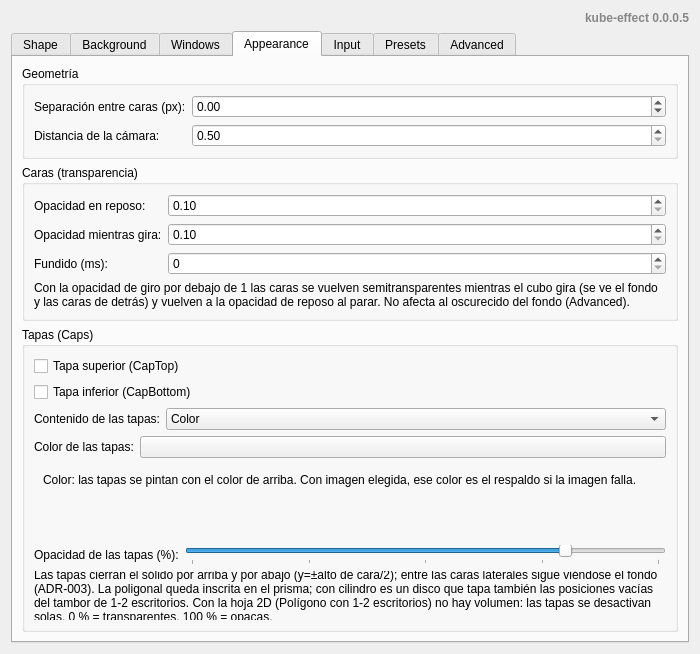
Before: the Qt Designer form package/contents/ui/config.ui in CesarGuzmanLopez/kube-effect, drawn with Qt 5.
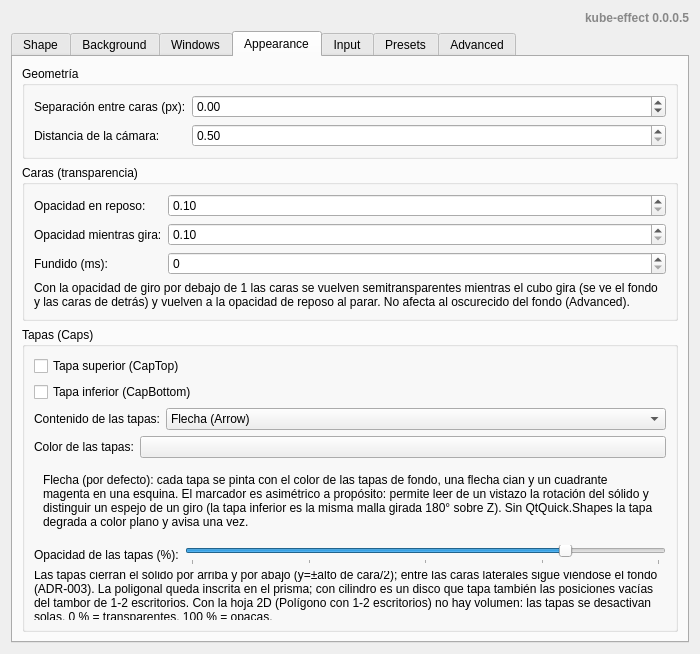
After: the same form once the commit is applied. The open tabs and pages were chosen to show the change. Custom widgets are drawn as their Qt base class.

Commit message: fix(caps): la tapa inferior giraba medio tick y quedaba sin marcador

Diff of the .ui file:
```diff
--- a/package/contents/ui/config.ui
+++ b/package/contents/ui/config.ui
@@ -602,6 +602,9 @@
                                                 <item row="0" column="1">
                                                     <!-- Items in main.xml order: Color=0, Gradient=1, Image=2. -->
                                                     <widget class="QComboBox" name="kcfg_CapContent">
+                                                        <property name="currentIndex">
+                                                            <number>3</number>
+                                                        </property>
                                                         <item>
                                                             <property name="text">
                                                                 <string>Color</string>
@@ -617,6 +620,11 @@
                                                                 <string>Imagen (Image)</string>
                                                             </property>
                                                         </item>
+                                                        <item>
+                                                            <property name="text">
+                                                                <string>Flecha (Arrow)</string>
+                                                            </property>
+                                                        </item>
                                                     </widget>
                                                 </item>
                                             </layout>
@@ -642,7 +650,7 @@
                                         <item>
                                             <widget class="QStackedWidget" name="capContentStack">
                                                 <property name="currentIndex">
-                                                    <number>0</number>
+                                                    <number>3</number>
                                                 </property>
 
                                                 <!-- 0: Color -->
@@ -790,6 +798,22 @@
                                                         </item>
                                                     </layout>
                                                 </widget>
+
+                                                <!-- 3: Arrow (default, ADR-027 amendment 2) -->
+                                                <widget class="QWidget" name="capArrowPage">
+                                                    <layout class="QFormLayout" name="capArrowForm">
+                                                        <item row="0" column="0" colspan="2">
+                                                            <widget class="QLabel" name="capArrowHint">
+                                                                <property name="text">
+                                                                    <string>Flecha (por defecto): cada tapa se pinta con el color de las tapas de fondo, una flecha cian y un cuadrante magenta en una esquina. El marcador es asimétrico a propósito: permite leer de un vistazo la rotación del sólido y distinguir un espejo de un giro (la tapa inferior es la misma malla girada 180° sobre Z). Sin QtQuick.Shapes la tapa degrada a color plano y avisa una vez.</string>
+                                                                </property>
+                                                                <property name="wordWrap">
+                                                                    <bool>true</bool>
+                                                                </property>
+                                                            </widget>
+                                                        </item>
+                                                    </layout>
+                                                </widget>
                                             </widget>
                                         </item>
                                         <item>
```
Left out of the diff: 8 changed lines with no effect on the pictures. The commit also changes 21 other files.
